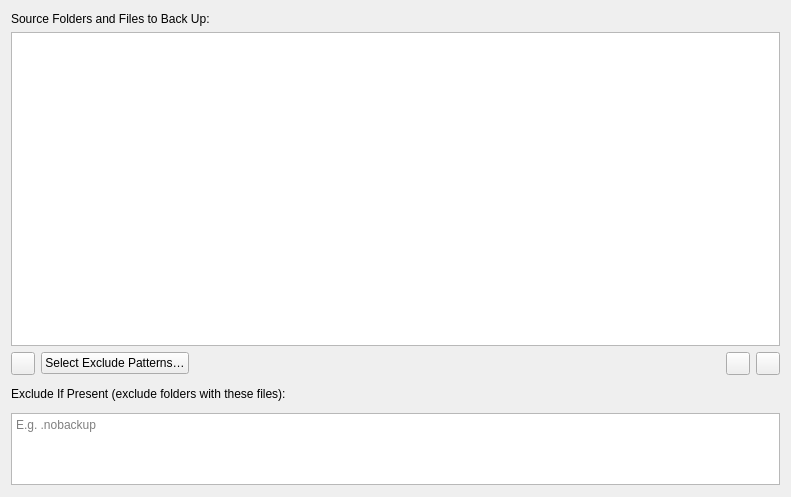
This is src/vorta/assets/UI/sourcetab.ui in borgbase/vorta as Qt 5 draws it before an edit. The edited form follows.
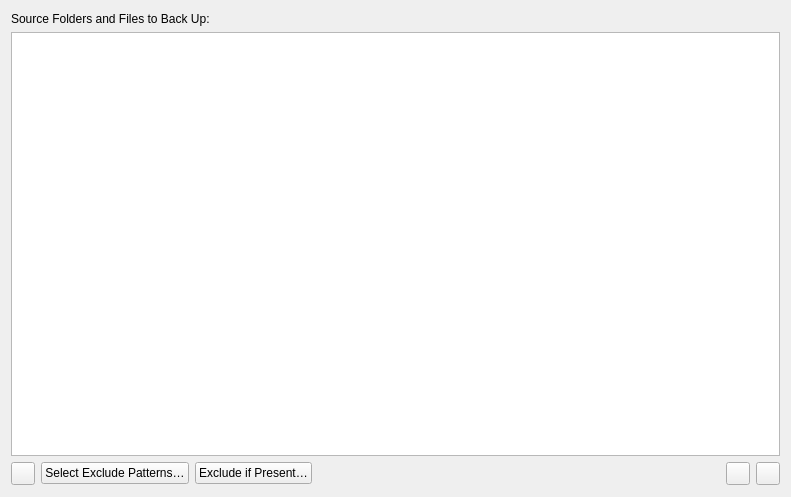
This is the edited form.

Commit message: add exclude if present dialog

```diff
--- a/src/vorta/assets/UI/sourcetab.ui
+++ b/src/vorta/assets/UI/sourcetab.ui
@@ -122,6 +122,13 @@
         <item>
          <layout class="QHBoxLayout" name="horizontalLayout"/>
         </item>
+        <item>
+         <widget class="QPushButton" name="bExcludeIfPresent">
+          <property name="text">
+           <string>Exclude if Present…</string>
+          </property>
+         </widget>
+        </item>
         <item>
          <spacer name="horizontalSpacer">
           <property name="orientation">
@@ -157,33 +164,6 @@
      </layout>
     </widget>
    </item>
-   <item>
-    <layout class="QGridLayout" name="gridLayout" rowstretch="0,1">
-     <item row="0" column="1">
-      <widget class="QLabel" name="label_2">
-       <property name="text">
-        <string>Exclude If Present (exclude folders with these files):</string>
-       </property>
-      </widget>
-     </item>
-     <item row="1" column="1">
-      <widget class="QPlainTextEdit" name="excludeIfPresentField">
-       <property name="sizePolicy">
-        <sizepolicy hsizetype="Expanding" vsizetype="Preferred">
-         <horstretch>0</horstretch>
-         <verstretch>0</verstretch>
-        </sizepolicy>
-       </property>
-       <property name="sizeAdjustPolicy">
-        <enum>QAbstractScrollArea::AdjustToContentsOnFirstShow</enum>
-       </property>
-       <property name="placeholderText">
-        <string>E.g. .nobackup</string>
-       </property>
-      </widget>
-     </item>
-    </layout>
-   </item>
   </layout>
  </widget>
  <resources/>
```
The commit also changes 7 other files.
